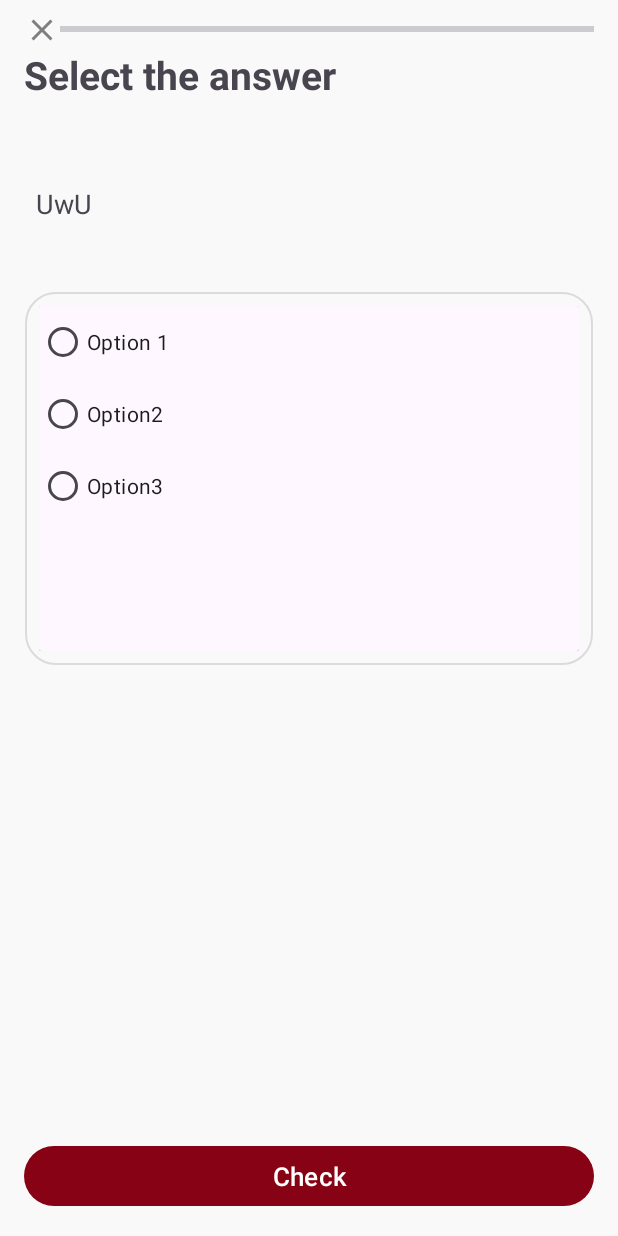
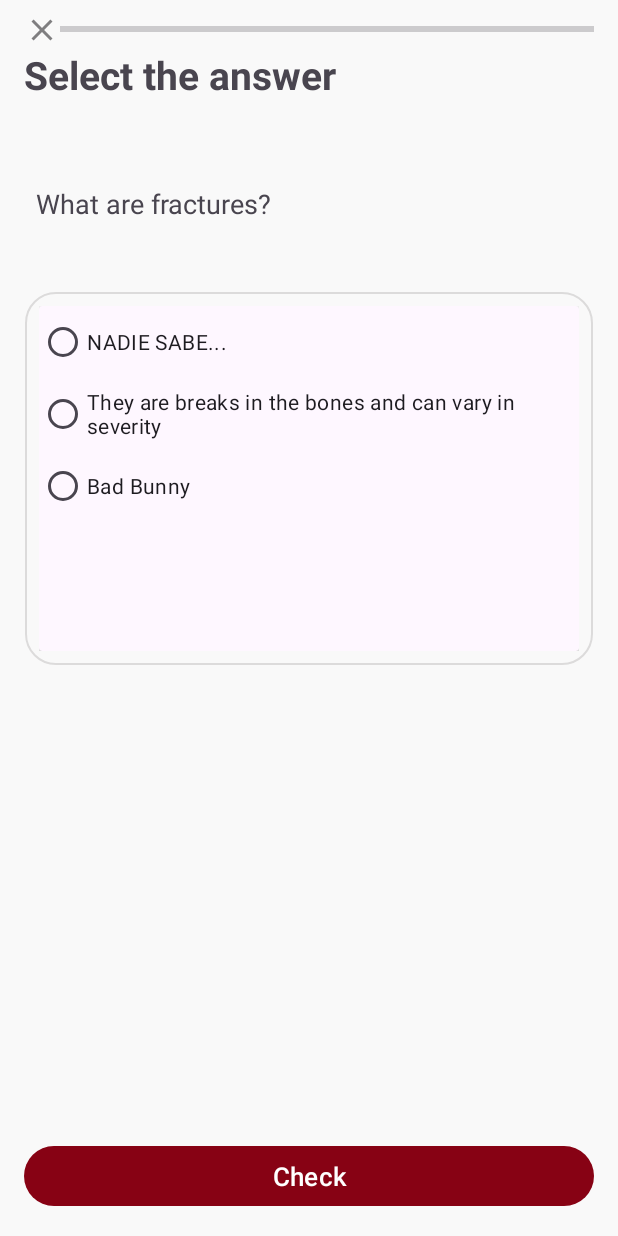
Before and after one commit to kyb3rcipher/ASISTEM, an Android app: the FracturesCourseActivity screen opened directly, with no data from a screen before it, after a tap on "Okay", on a phone screen of 412 x 824 dp. Run offline under Robolectric (Android 15) with nearby library versions, the phone set to English and light mode, and no system bars.

Commit message:
Start example Fractures exercise options

```diff
--- a/app/src/main/java/com/kyb3r/asistem/FracturesCourseActivity.java
+++ b/app/src/main/java/com/kyb3r/asistem/FracturesCourseActivity.java
@@ -6,11 +6,13 @@ import android.os.Bundle;
 import android.view.View;
 import android.widget.Button;
 import android.widget.FrameLayout;
+import android.widget.RadioButton;
+import android.widget.RadioGroup;
 import android.widget.TextView;
 
 public class FracturesCourseActivity extends AppCompatActivity {
 
-    private int currentFragment = 0;
+    private int nextFragment;
     @Override
     protected void onCreate(Bundle savedInstanceState) {
         super.onCreate(savedInstanceState);
@@ -22,42 +24,62 @@ public class FracturesCourseActivity extends AppCompatActivity {
         FrameLayout frameLayout = findViewById(R.id.frameLayout);
         getLayoutInflater().inflate(R.layout.exercise_read, frameLayout, true);
         button.setText("Okay");
+        TextView text = frameLayout.findViewById(R.id.text);
+        text.setText(getString(R.string.courseFracturesRead));
+        nextFragment = 0;
 
-        button.setOnClickListener(new View.OnClickListener() {
-            @Override
-            public void onClick(View v) {
+        button.setOnClickListener(v -> {
 
-
-
-                switch (currentFragment) {
+            switch (nextFragment) {
                 case 0:
                     changeLayout(R.layout.exercise_options);
                     button.setText("Check");
 
                     TextView instruction = findViewById(R.id.instruction);
-                        instruction.setText("UwU");
+                    instruction.setText("What are fractures?");
 
-                        currentFragment++;
+
+                    RadioButton option1 = findViewById(R.id.option1), option2 = findViewById(R.id.option2), option3 = findViewById(R.id.option3);
+
+                    option1.setText("NADIE SABE...");
+                    option2.setText("They are breaks in the bones and can vary in severity");
+                    option3.setText("Bad Bunny");
+
+                    RadioGroup radioButton = findViewById(R.id.optionsGroup);
+                    radioButton.setOnCheckedChangeListener((group, checkedId) -> {
+                        nextFragment = (checkedId == R.id.option2 && checkedId == group.getCheckedRadioButtonId()) ? 1 : 0;
+                    });
+                    /*radioButton.setOnCheckedChangeListener(new RadioGroup.OnCheckedChangeListener() {
+                        @Override
+                        public void onCheckedChanged(RadioGroup group, int checkedId) {
+                            if (checkedId == R.id.option2) {
+                                if (group.getCheckedRadioButtonId() == R.id.option2) {
+                                    nextFragment = 1;
+                                }
+                            } else if (checkedId == R.id.option1 || checkedId == R.id.option3) {
+                                if (group.getCheckedRadioButtonId() == R.id.option1 || group.getCheckedRadioButtonId() == R.id.option3) {
+                                    nextFragment = 0;
+                                }
+                            }
+                        }
+                    });*/
                 break;
 
                 case 1:
                     changeLayout(R.layout.exercise_select);
                     button.setText("Check");
 
-                        currentFragment++;
+                    nextFragment++;
                 break;
 
                 case 2:
                     changeLayout(R.layout.exercise_write_answer);
                     button.setText("Check");
 
-                        currentFragment++;
+                    nextFragment++;
                 break;
             }
 
-
-
-            }
         });
     }
 
--- a/app/src/main/res/layout/exercise_options.xml
+++ b/app/src/main/res/layout/exercise_options.xml
@@ -50,6 +50,7 @@
                 app:cardBackgroundColor="?android:attr/colorBackground">
 
                 <RadioGroup
+                    android:id="@+id/optionsGroup"
                     android:layout_width="match_parent"
                     android:layout_height="match_parent">
 
--- a/app/src/main/res/values/strings.xml
+++ b/app/src/main/res/values/strings.xml
@@ -33,6 +33,31 @@
     <string name="course1Description">Assess, treat, and prevent complications in burn injuries.</string>
     <string name="course2Title">Fractures</string>
     <string name="course2Description">Assess, treat, and prevent complications in fracture injuries..</string>
+    <!-- exercise -->
+    <string name="courseFracturesRead">
+        Fractures are breaks in the bones and can range in severity from small cracks to completely broken bones. Common signs of a fracture include swelling, severe pain, deformity, inability to move the affected limb, and sometimes a popping or cracking sound at the time of the injury.
+         If you suspect someone has a fracture, it is crucial to act quickly and take first aid measures:
+
+         \n\n1. Evaluate the situation:
+         \nKeep calm and secure the area to prevent further injury.
+         Notify emergency services if the fracture is serious or if the injured person cannot move.
+
+         \n\n2. Immobilize the affected area:
+         \nAsk the injured person not to move the injured part to avoid further damage.
+         If the person needs to be moved, try to immobilize the broken bone with splints, a makeshift splint, or simply hold the limb in the position you found it.
+
+         \n\n3. Control swelling and pain:
+         \nApply cold compresses or ice packs wrapped in a cloth to the affected area to reduce swelling and relieve pain.
+         Do not apply ice directly to the skin, as it can cause frostbite damage.
+
+         \n\n4. Seek medical attention:
+         \nThe injured person should be taken to a medical facility or, in an emergency, call emergency services to evaluate them and provide appropriate treatment.
+         It is essential to remember that moving a person with a serious fracture can aggravate the injury. It is always best to wait for healthcare professionals to move the person, unless there is imminent danger in the environment.
+
+         \n\n
+         Providing basic first aid for a fracture can help minimize pain and prevent further complications until appropriate medical care can be obtained.
+    </string>
+
 
     <!-- Exercise -->
     <!-- options -->
@@ -44,6 +69,7 @@
     <!-- write -->
     <string name="exerciseWrite_title">Write the answer</string>
 
+
     <!-- TODO: Remove or change this placeholder text -->
     <string name="hello_blank_fragment">Hello blank fragment</string>
 </resources>
```
Lines whose indentation alone changed are shown as unchanged.
